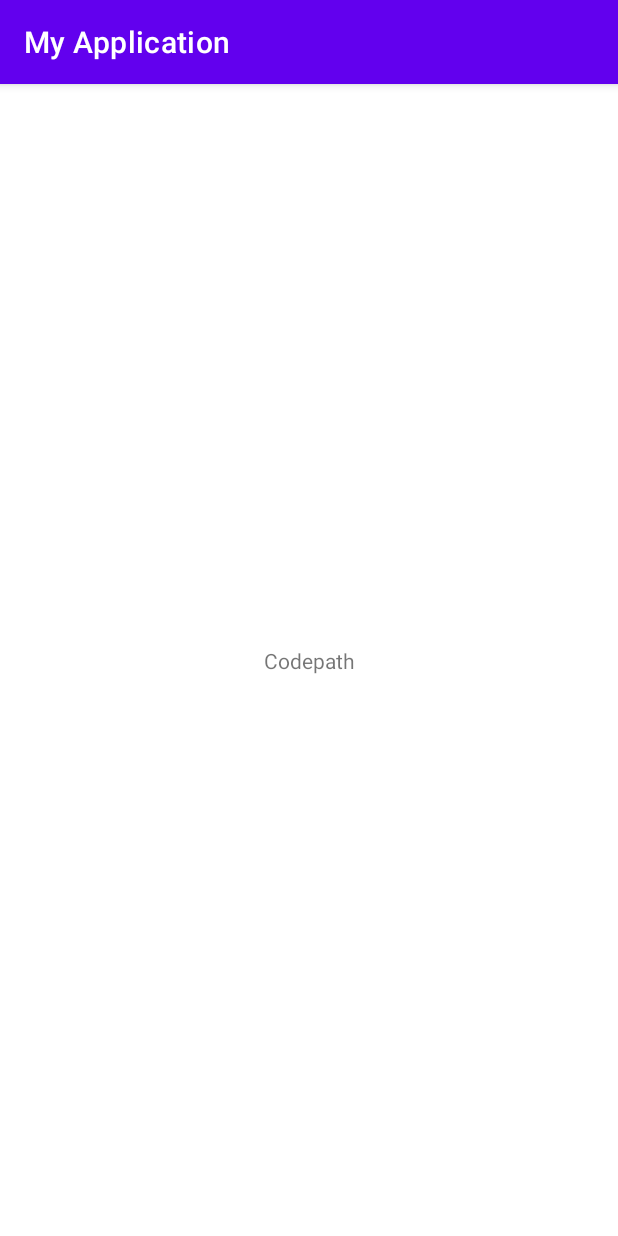
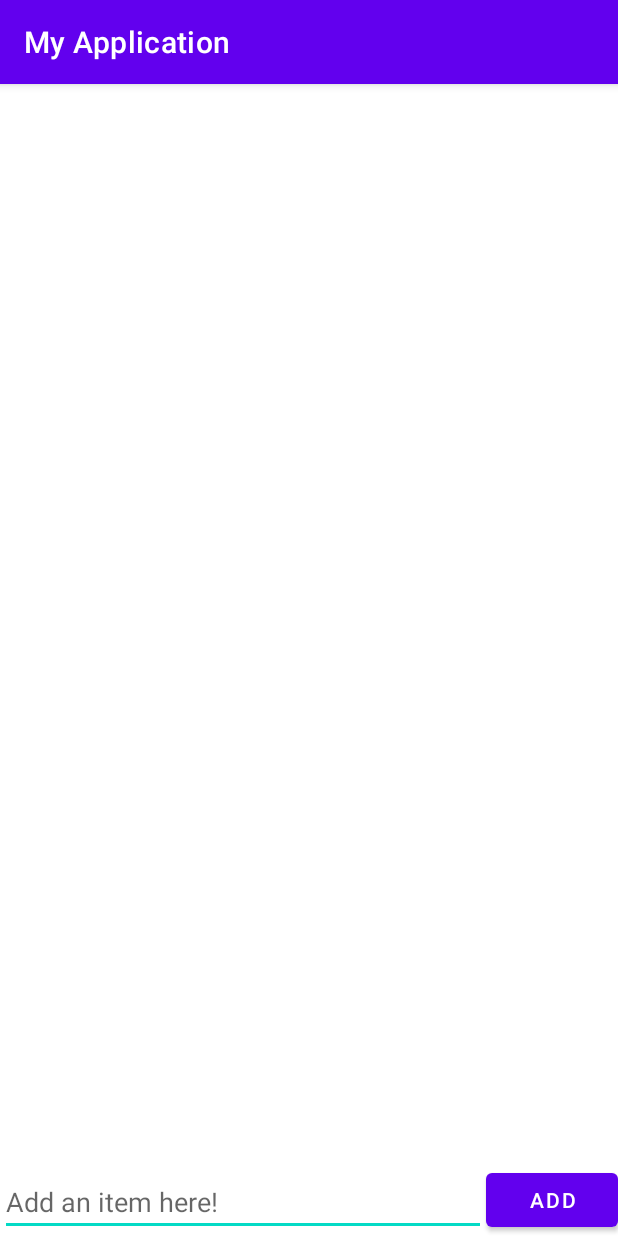
Before and after one commit to JohnsonChen22002/android_hello_world, an Android app: the screen it shows after launch (MainActivity), on a phone screen of 412 x 824 dp. Run offline under Robolectric (Android 15) with nearby library versions, the phone set to English and light mode, and no system bars.

Commit message:
second commit

```diff
--- a/app/build.gradle
+++ b/app/build.gradle
@@ -32,7 +32,9 @@ dependencies {
     implementation 'androidx.appcompat:appcompat:1.2.0'
     implementation 'com.google.android.material:material:1.3.0'
     implementation 'androidx.constraintlayout:constraintlayout:2.0.4'
+    implementation 'androidx.recyclerview:recyclerview:1.2.1'
     testImplementation 'junit:junit:4.+'
     androidTestImplementation 'androidx.test.ext:junit:1.1.2'
     androidTestImplementation 'androidx.test.espresso:espresso-core:3.3.0'
+    implementation group: 'commons-io', name: 'commons-io', version: '2.6'
 }
--- /dev/null
+++ b/app/src/main/java/com/example/myapplication/ItemsAdapter.java
@@ -0,0 +1,75 @@
+package com.example.myapplication;
+
+import android.view.LayoutInflater;
+import android.view.View;
+import android.view.ViewGroup;
+import android.widget.TextView;
+
+import androidx.annotation.NonNull;
+import androidx.recyclerview.widget.RecyclerView;
+
+import java.util.List;
+
+// Responsible for displaying data from the model into a row in the recycler view
+public class ItemsAdapter extends RecyclerView.Adapter<ItemsAdapter.ViewHolder> {
+
+    public interface OnLongClickListener {
+        void onItemLongClicked(int position);
+    }
+
+    List<String> items;
+    OnLongClickListener longClickListener;
+
+    public ItemsAdapter(List<String> items, OnLongClickListener longClickListener) {
+        this.items = items;
+        this.longClickListener = longClickListener;
+    }
+
+    @NonNull
+    @Override
+    public ViewHolder onCreateViewHolder(@NonNull ViewGroup parent, int viewType) {
+        // Use layout inflator to inflate a view
+        View todoView = LayoutInflater.from(parent.getContext()).inflate(android.R.layout.simple_list_item_1, parent, false);
+        // wrap it inside a View Holder a view
+        return new ViewHolder(todoView);
+    }
+
+    // responsible for binding data to a particular view holder
+    @Override
+    public void onBindViewHolder(@NonNull ViewHolder holder, int position) {
+        // Grab the item at the position
+        String item = items.get(position);
+        // Bind the item into the specified view holder
+        holder.bind(item);
+    }
+
+    // Tells the RV how many items are in the list
+    @Override
+    public int getItemCount() {
+        return items.size();
+    }
+
+    // Container to provide easy access to views that represent each row of the list
+    class ViewHolder extends RecyclerView.ViewHolder {
+
+        TextView tvItem;
+
+        public ViewHolder(@NonNull View itemView) {
+            super(itemView);
+            tvItem = itemView.findViewById(android.R.id.text1);
+        }
+
+        // Update the view inside of the view holder with this data
+        public void bind(String item) {
+            tvItem.setText(item);
+            tvItem.setOnLongClickListener(new View.OnLongClickListener() {
+                @Override
+                public boolean onLongClick(View view) {
+                    // Notify the listener which position was long pressed.
+                    longClickListener.onItemLongClicked(getAdapterPosition());
+                    return true;
+                }
+            });
+        }
+    }
+}
--- a/app/src/main/java/com/example/myapplication/MainActivity.java
+++ b/app/src/main/java/com/example/myapplication/MainActivity.java
@@ -1,14 +1,93 @@
 package com.example.myapplication;
 
 import androidx.appcompat.app.AppCompatActivity;
+import androidx.recyclerview.widget.LinearLayoutManager;
+import androidx.recyclerview.widget.RecyclerView;
 
+import android.content.ClipData;
 import android.os.Bundle;
+import org.apache.commons.io.FileUtils;
+import android.util.Log;
+import android.view.View;
+import android.widget.Button;
+import android.widget.EditText;
+import android.widget.Toast;
+
+import java.io.File;
+import java.io.IOException;
+import java.nio.charset.Charset;
+import java.util.ArrayList;
+import java.util.List;
 
 public class MainActivity extends AppCompatActivity {
+
+    List<String> items;
+
+    Button btnAdd;
+    EditText etItem;
+    RecyclerView rvItems;
+    ItemsAdapter itemsAdapter;
 
     @Override
     protected void onCreate(Bundle savedInstanceState) {
         super.onCreate(savedInstanceState);
         setContentView(R.layout.activity_main);
+
+        btnAdd = findViewById(R.id.btnAdd);
+        etItem = findViewById(R.id.etItem);
+        rvItems = findViewById(R.id.rvItems);
+
+        loadItems();
+
+        ItemsAdapter.OnLongClickListener onLongClickListener = new ItemsAdapter.OnLongClickListener() {
+            @Override
+            public void onItemLongClicked(int position) {
+                // Delete the item from the model
+                items.remove(position);
+                // Notify the adapter
+                itemsAdapter.notifyItemRemoved(position);
+                Toast.makeText(getApplicationContext(), "Item was removed", Toast.LENGTH_SHORT).show();
+                saveItems();
+            }
+        };
+        itemsAdapter = new ItemsAdapter(items, onLongClickListener);
+        rvItems.setAdapter(itemsAdapter);
+        rvItems.setLayoutManager(new LinearLayoutManager(this));
+
+        btnAdd.setOnClickListener(new View.OnClickListener() {
+            @Override
+            public void onClick(View view) {
+                String todoItem = etItem.getText().toString();
+                // Add item to the model
+                items.add(todoItem);
+                //Notify adapter that an item is inserted
+                itemsAdapter.notifyItemInserted(items.size() - 1);
+                etItem.setText("");
+                Toast.makeText(getApplicationContext(), "Item was added", Toast.LENGTH_SHORT).show();
+                saveItems();
+            }
+        });
+    }
+
+    private File getDataFile() {
+        return new File(getFilesDir(), "data.txt");
+    }
+
+    // This function will load items by reading every line of the data file
+    private void loadItems() {
+        try {
+            items = new ArrayList<>(FileUtils.readLines(getDataFile(), Charset.defaultCharset()));
+        } catch (IOException e) {
+            Log.e("MainActivity", "Error reading items", e);
+            items = new ArrayList<>();
+        }
+    }
+    // This function saves items by writing items into the data file
+    private void saveItems() {
+        try {
+            FileUtils.writeLines(getDataFile(), items);
+        } catch (IOException e) {
+            Log.e("MainActivity", "Error writing items", e);
+        }
     }
 }
--- a/app/src/main/res/layout/activity_main.xml
+++ b/app/src/main/res/layout/activity_main.xml
@@ -1,18 +1,45 @@
 <?xml version="1.0" encoding="utf-8"?>
-<androidx.constraintlayout.widget.ConstraintLayout xmlns:android="http://schemas.android.com/apk/res/android"
+<RelativeLayout
+    xmlns:android="http://schemas.android.com/apk/res/android"
     xmlns:app="http://schemas.android.com/apk/res-auto"
     xmlns:tools="http://schemas.android.com/tools"
     android:layout_width="match_parent"
     android:layout_height="match_parent"
     tools:context=".MainActivity">
 
-    <TextView
+    <Button
+        android:id="@+id/btnAdd"
         android:layout_width="wrap_content"
         android:layout_height="wrap_content"
-        android:text="Codepath"
-        app:layout_constraintBottom_toBottomOf="parent"
-        app:layout_constraintLeft_toLeftOf="parent"
-        app:layout_constraintRight_toRightOf="parent"
-        app:layout_constraintTop_toTopOf="parent" />
+        android:layout_alignParentEnd="true"
+        android:layout_alignParentBottom="true"
+        android:layout_marginEnd="0dp"
+        android:layout_marginBottom="0dp"
+        android:text="Add" />
 
-</androidx.constraintlayout.widget.ConstraintLayout>
+    <EditText
+        android:id="@+id/etItem"
+        android:layout_width="match_parent"
+        android:layout_height="wrap_content"
+        android:layout_alignParentStart="true"
+        android:layout_alignParentBottom="true"
+        android:layout_marginStart="0dp"
+        android:layout_marginEnd="0dp"
+        android:layout_marginBottom="0dp"
+        android:layout_toStartOf="@+id/btnAdd"
+        android:ems="10"
+        android:hint="Add an item here!" />
+
+    <androidx.recyclerview.widget.RecyclerView
+        android:id="@+id/rvItems"
+        android:layout_width="match_parent"
+        android:layout_height="match_parent"
+        android:layout_above="@+id/etItem"
+        android:layout_alignParentStart="true"
+        android:layout_alignParentTop="true"
+        android:layout_alignParentEnd="true"
+        android:layout_marginStart="0dp"
+        android:layout_marginTop="0dp"
+        android:layout_marginEnd="0dp"
+        android:layout_marginBottom="0dp" />
+</RelativeLayout>
```
